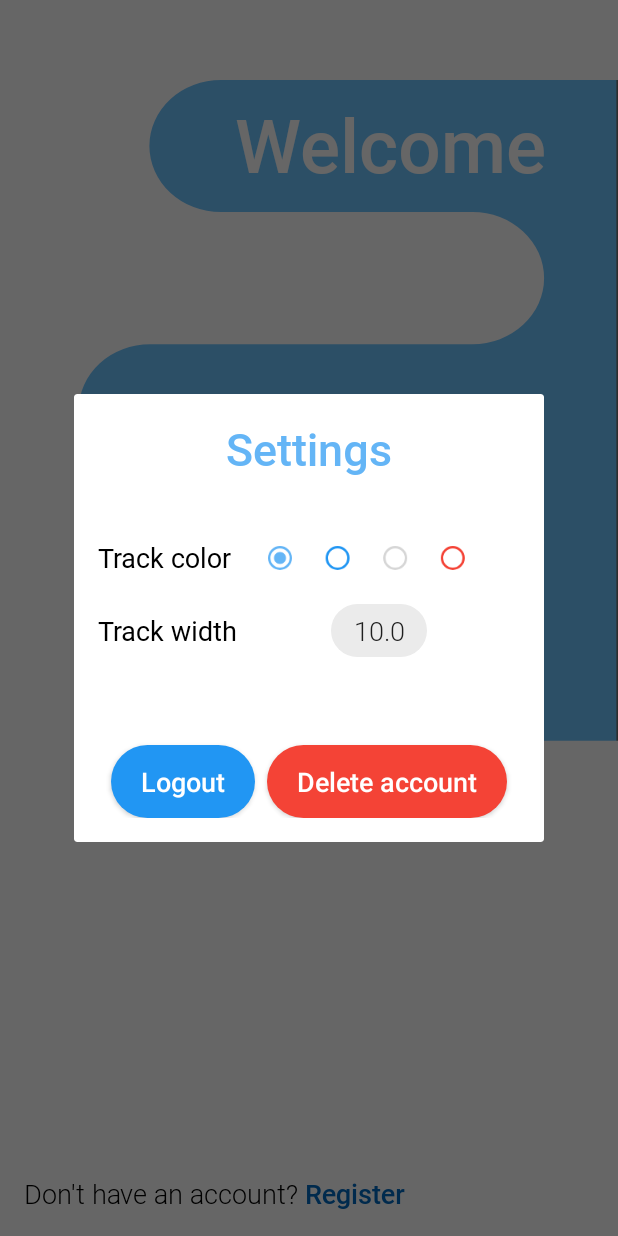
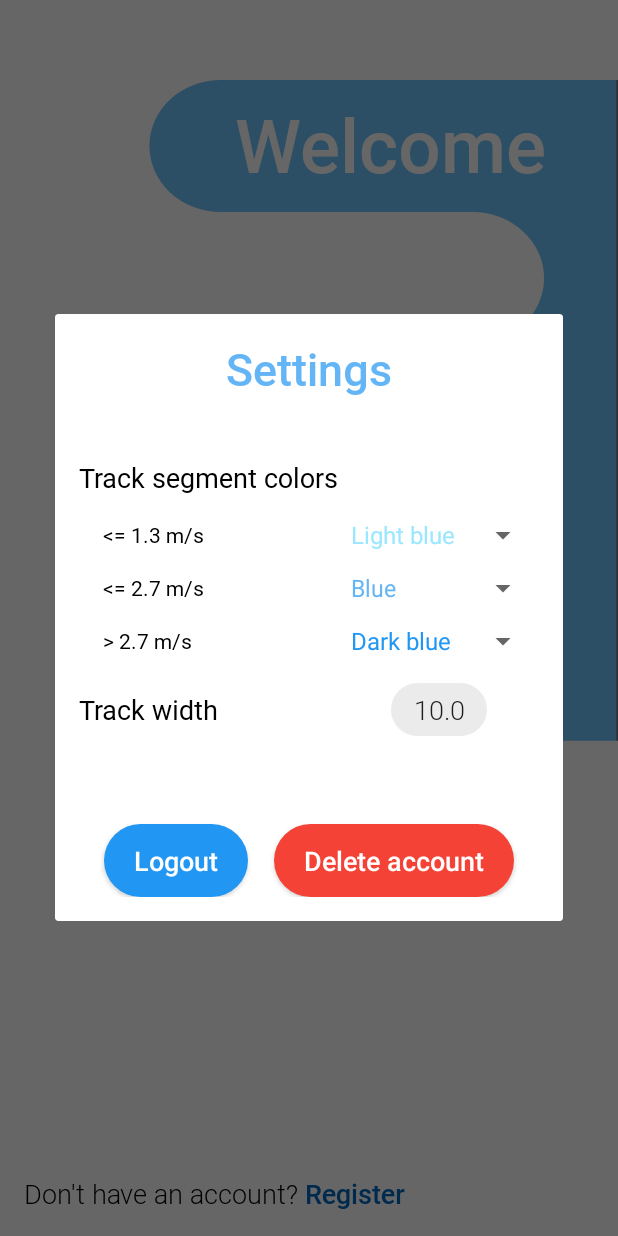
Before and after one commit to alfrol/orienteering-android, an Android app: the SettingsDialogFragment screen opened through its navigation route, on a phone screen of 412 x 824 dp. Run offline under Robolectric (Android 15) with nearby library versions, the phone set to English and light mode, and no system bars; our stand-ins replace Dagger/Hilt's generated code, Room's generated code.

Commit message:
hw02 - add possibility to change track color segments

```diff
--- a/app/src/main/java/ee/taltech/alfrol/hw02/ui/fragments/SettingsDialogFragment.kt
+++ b/app/src/main/java/ee/taltech/alfrol/hw02/ui/fragments/SettingsDialogFragment.kt
@@ -4,22 +4,29 @@ import android.os.Bundle
 import android.view.LayoutInflater
 import android.view.View
 import android.view.ViewGroup
+import android.widget.AdapterView
+import android.widget.ArrayAdapter
+import androidx.core.content.ContextCompat
 import androidx.fragment.app.DialogFragment
 import androidx.fragment.app.viewModels
 import androidx.navigation.fragment.findNavController
+import com.google.android.material.textview.MaterialTextView
 import dagger.hilt.android.AndroidEntryPoint
 import ee.taltech.alfrol.hw02.C
 import ee.taltech.alfrol.hw02.R
+import ee.taltech.alfrol.hw02.data.SettingsManager
 import ee.taltech.alfrol.hw02.databinding.DialogFragmentSettingsBinding
 import ee.taltech.alfrol.hw02.ui.viewmodels.MenuViewModel
 import ee.taltech.alfrol.hw02.ui.viewmodels.SessionViewModel
 import ee.taltech.alfrol.hw02.utils.UIUtils
 
 @AndroidEntryPoint
-class SettingsDialogFragment : DialogFragment() {
+class SettingsDialogFragment : DialogFragment(), AdapterView.OnItemSelectedListener {
 
     private var _binding: DialogFragmentSettingsBinding? = null
     private val binding get() = _binding!!
+
+    private lateinit var adapter: ArrayAdapter<CharSequence>
 
     private val menuViewModel: MenuViewModel by viewModels()
     private val sessionViewModel: SessionViewModel by viewModels()
@@ -35,18 +42,29 @@ class SettingsDialogFragment : DialogFragment() {
 
     override fun onViewCreated(view: View, savedInstanceState: Bundle?) {
         super.onViewCreated(view, savedInstanceState)
+
+        val adapter = ArrayAdapter.createFromResource(
+            requireContext(),
+            R.array.track_color_choice,
+            android.R.layout.simple_spinner_item
+        ).apply {
+            setDropDownViewResource(android.R.layout.simple_spinner_dropdown_item)
+        }.also {
+            this.adapter = it
+        }
+
         with(binding) {
-            rbColorPrimary.setOnClickListener {
-                menuViewModel.saveTrackColor(R.color.primary)
+            spinnerColorSlow.apply {
+                this.adapter = adapter
+                onItemSelectedListener = this@SettingsDialogFragment
             }
-            rbColorSecondary.setOnClickListener {
-                menuViewModel.saveTrackColor(R.color.secondary)
+            spinnerColorNormal.apply {
+                this.adapter = adapter
+                onItemSelectedListener = this@SettingsDialogFragment
             }
-            rbColorGrey.setOnClickListener {
-                menuViewModel.saveTrackColor(R.color.grey)
-            }
-            rbColorRed.setOnClickListener {
-                menuViewModel.saveTrackColor(R.color.red)
+            spinnerColorFast.apply {
+                this.adapter = adapter
+                onItemSelectedListener = this@SettingsDialogFragment
             }
 
             etTrackWidth.addTextChangedListener(widthTextChangeListener)
@@ -65,6 +83,31 @@ class SettingsDialogFragment : DialogFragment() {
         startObserving()
     }
 
+    override fun onItemSelected(parent: AdapterView<*>?, view: View?, position: Int, id: Long) {
+        with(binding) {
+            val key = when (parent?.id) {
+                spinnerColorSlow.id -> SettingsManager.POLYLINE_SLOW_COLOR_KEY
+                spinnerColorNormal.id -> SettingsManager.POLYLINE_NORMAL_COLOR_KEY
+                spinnerColorFast.id -> SettingsManager.POLYLINE_FAST_COLOR_KEY
+                else -> null
+            } ?: return
+            val color = getSelectedColor(position)
+
+            // Since we use the default spinner style the elements inside are MaterialTextViews
+            (view as? MaterialTextView)?.setTextColor(
+                ContextCompat.getColor(
+                    requireContext(),
+                    color
+                )
+            )
+            menuViewModel.saveTrackColor(key, color)
+        }
+    }
+
+    override fun onNothingSelected(parent: AdapterView<*>?) {
+        // Ignore
+    }
+
     override fun onDestroyView() {
         super.onDestroyView()
         _binding = null
@@ -77,12 +120,9 @@ class SettingsDialogFragment : DialogFragment() {
         sessionViewModel.polylineState.observe(viewLifecycleOwner, {
             val state = it ?: return@observe
             with(binding) {
-                when (state.colorSlow) {
-                    R.color.secondary -> rbColorSecondary.isChecked = true
-                    R.color.red -> rbColorRed.isChecked = true
-                    R.color.grey -> rbColorGrey.isChecked = true
-                    else -> rbColorPrimary.isChecked = true
-                }
+                spinnerColorSlow.setSelection(getSelectedColorPosition(state.colorSlow))
+                spinnerColorNormal.setSelection(getSelectedColorPosition(state.colorNormal))
+                spinnerColorFast.setSelection(getSelectedColorPosition(state.colorFast))
 
                 etTrackWidth.setText(state.width.toString())
             }
@@ -106,4 +146,37 @@ class SettingsDialogFragment : DialogFragment() {
     private val widthTextChangeListener = UIUtils.getTextChangeListener {
         menuViewModel.saveTrackWidth(binding.etTrackWidth.text.toString())
     }
+
+    /**
+     * Get the position of the color in the dropdown.
+     *
+     * @param color Color resource ID.
+     */
+    private fun getSelectedColorPosition(color: Int) =
+        when (color) {
+            R.color.primary_light -> adapter.getPosition("Light blue")
+            R.color.primary -> adapter.getPosition("Blue")
+            R.color.secondary -> adapter.getPosition("Dark blue")
+            R.color.light_grey -> adapter.getPosition("Light grey")
+            R.color.grey -> adapter.getPosition("Grey")
+            R.color.dark_grey -> adapter.getPosition("Dark grey")
+            R.color.red -> adapter.getPosition("Red")
+            else -> 0
+        }
+
+    /**
+     * Get the color from the position in the dropdown.
+     *
+     * @param position Position of the color in the dropdown.
+     */
+    private fun getSelectedColor(position: Int) =
+        when (position) {
+            adapter.getPosition("Light blue") -> R.color.primary_light
+            adapter.getPosition("Dark blue") -> R.color.secondary
+            adapter.getPosition("Light grey") -> R.color.light_grey
+            adapter.getPosition("Grey") -> R.color.grey
+            adapter.getPosition("Dark grey") -> R.color.dark_grey
+            adapter.getPosition("Red") -> R.color.red
+            else -> R.color.primary
+        }
 }
--- a/app/src/main/java/ee/taltech/alfrol/hw02/ui/viewmodels/MenuViewModel.kt
+++ b/app/src/main/java/ee/taltech/alfrol/hw02/ui/viewmodels/MenuViewModel.kt
@@ -1,6 +1,7 @@
 package ee.taltech.alfrol.hw02.ui.viewmodels
 
 import androidx.annotation.ColorRes
+import androidx.datastore.preferences.core.Preferences
 import androidx.lifecycle.*
 import dagger.hilt.android.lifecycle.HiltViewModel
 import ee.taltech.alfrol.hw02.C
@@ -68,8 +69,8 @@ class MenuViewModel @Inject constructor(
      *
      * @param color A new color to use when drawing polyline on the map.
      */
-    fun saveTrackColor(@ColorRes color: Int) = viewModelScope.launch {
-        settingsManager.setValue(SettingsManager.POLYLINE_SLOW_COLOR_KEY, color)
+    fun saveTrackColor(key: Preferences.Key<Int>, @ColorRes color: Int) = viewModelScope.launch {
+        settingsManager.setValue(key, color)
     }
 
     /**
--- a/app/src/main/res/layout/dialog_fragment_settings.xml
+++ b/app/src/main/res/layout/dialog_fragment_settings.xml
@@ -31,42 +31,72 @@
         app:layout_constraintStart_toStartOf="parent"
         app:layout_constraintTop_toBottomOf="@+id/textView6" />
 
-    <RadioGroup
-        android:id="@+id/rbg_track_color"
+    <TextView
+        android:id="@+id/textView2"
         android:layout_width="wrap_content"
         android:layout_height="wrap_content"
-        android:orientation="horizontal"
-        android:scaleX="0.8"
-        android:scaleY="0.8"
-        app:layout_constraintBottom_toBottomOf="@+id/textView"
+        android:layout_marginStart="16dp"
+        android:layout_marginTop="16dp"
+        android:fontFamily="@font/roboto"
+        android:text="@string/text_track_color_slow"
+        android:textColor="@color/black"
+        android:textSize="14sp"
+        app:layout_constraintStart_toStartOf="parent"
+        app:layout_constraintTop_toBottomOf="@+id/textView" />
+
+    <Spinner
+        android:id="@+id/spinner_color_slow"
+        android:layout_width="wrap_content"
+        android:layout_height="wrap_content"
+        app:layout_constraintBottom_toBottomOf="@+id/textView2"
         app:layout_constraintEnd_toEndOf="parent"
         app:layout_constraintStart_toEndOf="@+id/textView"
-        app:layout_constraintTop_toTopOf="@+id/textView">
+        app:layout_constraintTop_toTopOf="@+id/textView2" />
 
-        <RadioButton
-            android:id="@+id/rb_color_primary"
-            android:layout_width="match_parent"
-            android:layout_height="wrap_content"
-            android:buttonTint="@color/primary" />
+    <TextView
+        android:id="@+id/textView3"
+        android:layout_width="wrap_content"
+        android:layout_height="wrap_content"
+        android:layout_marginStart="16dp"
+        android:layout_marginTop="16dp"
+        android:fontFamily="@font/roboto"
+        android:text="@string/text_track_color_normal"
+        android:textColor="@color/black"
+        android:textSize="14sp"
+        app:layout_constraintStart_toStartOf="parent"
+        app:layout_constraintTop_toBottomOf="@+id/textView2" />
 
-        <RadioButton
-            android:id="@+id/rb_color_secondary"
-            android:layout_width="match_parent"
-            android:layout_height="wrap_content"
-            android:buttonTint="@color/secondary" />
+    <Spinner
+        android:id="@+id/spinner_color_normal"
+        android:layout_width="wrap_content"
+        android:layout_height="wrap_content"
+        app:layout_constraintBottom_toBottomOf="@+id/textView3"
+        app:layout_constraintEnd_toEndOf="parent"
+        app:layout_constraintStart_toEndOf="@+id/textView"
+        app:layout_constraintTop_toTopOf="@+id/textView3" />
 
-        <RadioButton
-            android:id="@+id/rb_color_grey"
-            android:layout_width="match_parent"
-            android:layout_height="wrap_content"
-            android:buttonTint="@color/grey" />
 
-        <RadioButton
-            android:id="@+id/rb_color_red"
-            android:layout_width="match_parent"
-            android:layout_height="wrap_content"
-            android:buttonTint="@color/red" />
-    </RadioGroup>
+    <TextView
+        android:id="@+id/textView4"
+        android:layout_width="wrap_content"
+        android:layout_height="wrap_content"
+        android:layout_marginStart="16dp"
+        android:layout_marginTop="16dp"
+        android:fontFamily="@font/roboto"
+        android:text="@string/text_track_color_fast"
+        android:textColor="@color/black"
+        android:textSize="14sp"
+        app:layout_constraintStart_toStartOf="parent"
+        app:layout_constraintTop_toBottomOf="@+id/textView3" />
+
+    <Spinner
+        android:id="@+id/spinner_color_fast"
+        android:layout_width="wrap_content"
+        android:layout_height="wrap_content"
+        app:layout_constraintBottom_toBottomOf="@+id/textView4"
+        app:layout_constraintEnd_toEndOf="parent"
+        app:layout_constraintStart_toEndOf="@+id/textView"
+        app:layout_constraintTop_toTopOf="@+id/textView4" />
 
     <TextView
         android:id="@+id/textView1"
@@ -78,7 +108,7 @@
         android:textColor="@color/black"
         android:textSize="18sp"
         app:layout_constraintStart_toStartOf="parent"
-        app:layout_constraintTop_toBottomOf="@+id/textView" />
+        app:layout_constraintTop_toBottomOf="@+id/textView4" />
 
     <EditText
         android:id="@+id/et_track_width"
@@ -95,7 +125,7 @@
         android:textSize="18sp"
         app:layout_constraintBottom_toBottomOf="@+id/textView1"
         app:layout_constraintEnd_toEndOf="parent"
-        app:layout_constraintStart_toEndOf="@+id/textView1"
+        app:layout_constraintStart_toEndOf="@+id/textView"
         app:layout_constraintTop_toTopOf="@+id/textView1" />
 
     <androidx.appcompat.widget.AppCompatButton
--- a/app/src/main/res/values/strings.xml
+++ b/app/src/main/res/values/strings.xml
@@ -29,7 +29,10 @@
     <string name="text_stopping_confirmation">Are you sure you want to stop the session? You will not be able to start it again.</string>
     <string name="text_session_ended">Session has been ended. You can now view it in the history.</string>
     <string name="text_session_removal_confirmation">Are you sure you want to remove this session? This action is irreversible.</string>
-    <string name="text_track_color">Track color</string>
+    <string name="text_track_color">Track segment colors</string>
+    <string name="text_track_color_slow">&lt;= 1.3 m/s</string>
+    <string name="text_track_color_normal">&lt;= 2.7 m/s</string>
+    <string name="text_track_color_fast">&gt; 2.7 m/s</string>
     <string name="text_track_width">Track width</string>
     <string name="text_logout">Logout</string>
     <string name="text_delete_account">Delete account</string>
@@ -55,4 +58,14 @@
     <string name="duration_millis">%1$02d:%2$02d:%3$02d.%4$02d</string>
     <string name="duration">%1$02d:%2$02d:%3$02d</string>
     <string name="pace">%.2f min/km</string>
+
+    <string-array name="track_color_choice">
+        <item>Light blue</item>
+        <item>Blue</item>
+        <item>Dark blue</item>
+        <item>Light grey</item>
+        <item>Grey</item>
+        <item>Dark grey</item>
+        <item>Red</item>
+    </string-array>
 </resources>
```
